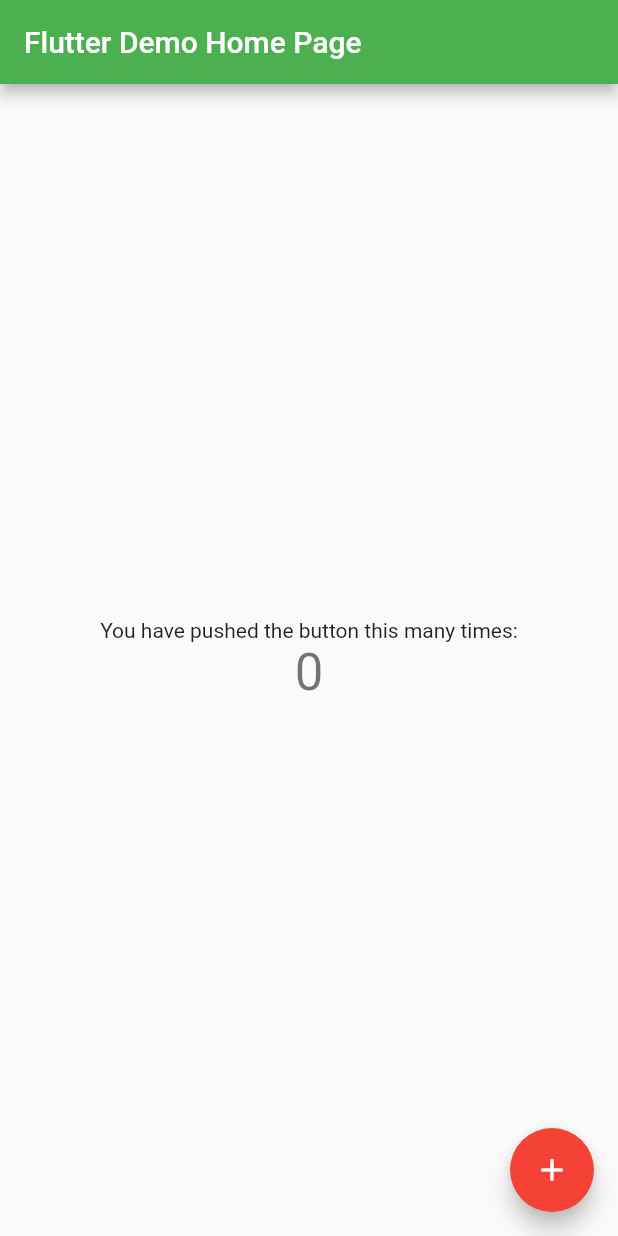
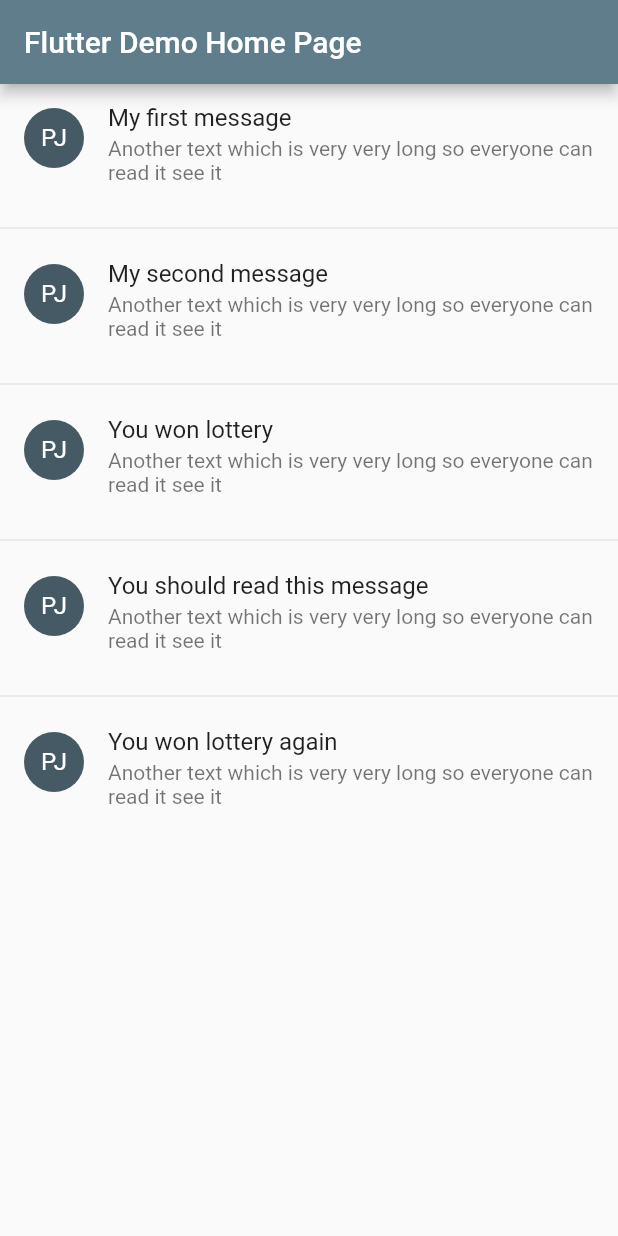
Before and after one commit to zaiste/flutter-in-practice-tutorial, a Flutter app: the screen it shows after launch, on a phone screen of 412 x 824 dp. Run offline on Flutter 3.47's test engine with Material 2 defaults, Android fonts, the phone set to English and light mode, and no system bars.

Commit message:
E04: Displaying Messages with ListView

```diff
--- a/lib/main.dart
+++ b/lib/main.dart
@@ -1,106 +1,54 @@
 import 'package:flutter/material.dart';
 
-void main() => runApp(MyApp());
+void main() => runApp(EmailApp());
 
-class MyApp extends StatelessWidget {
-  // This widget is the root of your application.
+class EmailApp extends StatelessWidget {
   @override
   Widget build(BuildContext context) {
     return MaterialApp(
       title: 'Flutter Demo',
-      theme: ThemeData(
-          // This is the theme of your application.
-          //
-          // Try running your application with "flutter run". You'll see the
-          // application has a blue toolbar. Then, without quitting the app, try
-          // changing the primarySwatch below to Colors.green and then invoke
-          // "hot reload" (press "r" in the console where you ran "flutter run",
-          // or simply save your changes to "hot reload" in a Flutter IDE).
-          // Notice that the counter didn't reset back to zero; the application
-          // is not restarted.
-          primarySwatch: Colors.green,
-          accentColor: Colors.red),
+      theme: ThemeData(primarySwatch: Colors.blueGrey, accentColor: Colors.red),
       home: MyHomePage(title: 'Flutter Demo Home Page'),
     );
   }
 }
 
-class MyHomePage extends StatefulWidget {
-  MyHomePage({Key key, this.title}) : super(key: key);
-
-  // This widget is the home page of your application. It is stateful, meaning
-  // that it has a State object (defined below) that contains fields that affect
-  // how it looks.
-
-  // This class is the configuration for the state. It holds the values (in this
-  // case the title) provided by the parent (in this case the App widget) and
-  // used by the build method of the State. Fields in a Widget subclass are
-  // always marked "final".
-
+class MyHomePage extends StatelessWidget {
   final String title;
 
-  @override
-  _MyHomePageState createState() => _MyHomePageState();
-}
+  var messages = const [
+    'My first message',
+    'My second message',
+    'You won lottery',
+    'You should read this message',
+    'You won lottery again'
+  ];
 
-class _MyHomePageState extends State<MyHomePage> {
-  int _counter = 0;
-
-  void _incrementCounter() {
-    setState(() {
-      _counter++;
-    });
-  }
+  MyHomePage({this.title});
 
   @override
   Widget build(BuildContext context) {
-    // This method is rerun every time setState is called, for instance as done
-    // by the _incrementCounter method above.
-    //
-    // The Flutter framework has been optimized to make rerunning build methods
-    // fast, so that you can just rebuild anything that needs updating rather
-    // than having to individually change instances of widgets.
     return Scaffold(
       appBar: AppBar(
-        // Here we take the value from the MyHomePage object that was created by
-        // the App.build method, and use it to set our appbar title.
-        title: Text(widget.title),
+        title: Text(this.title),
       ),
-      body: Center(
-        // Center is a layout widget. It takes a single child and positions it
-        // in the middle of the parent.
-        child: Column(
-          // Column is also layout widget. It takes a list of children and
-          // arranges them vertically. By default, it sizes itself to fit its
-          // children horizontally, and tries to be as tall as its parent.
-          //
-          // Invoke "debug painting" (press "p" in the console, choose the
-          // "Toggle Debug Paint" action from the Flutter Inspector in Android
-          // Studio, or the "Toggle Debug Paint" command in Visual Studio Code)
-          // to see the wireframe for each widget.
-          //
-          // Column has various properties to control how it sizes itself and
-          // how it positions its children. Here we use mainAxisAlignment to
-          // center the children vertically; the main axis here is the vertical
-          // axis because Columns are vertical (the cross axis would be
-          // horizontal).
-          mainAxisAlignment: MainAxisAlignment.center,
-          children: <Widget>[
-            Text(
-              'You have pushed the button this many times:',
+      body: ListView.separated(
+        itemCount: messages.length,
+        separatorBuilder: (context, index) => Divider(),
+        itemBuilder: (BuildContext context, int index) {
+          var title = messages[index];
+
+          return ListTile(
+            title: Text(title),
+            isThreeLine: true,
+            leading: CircleAvatar(
+              child: Text('PJ'),
             ),
-            Text(
-              '$_counter',
-              style: Theme.of(context).textTheme.display1,
-            ),
-          ],
-        ),
+            subtitle: Text(
+                'Another text which is very very long so everyone can read it see it'),
+          );
+        },
       ),
-      floatingActionButton: FloatingActionButton(
-        onPressed: _incrementCounter,
-        tooltip: 'Increment',
-        child: Icon(Icons.add),
-      ), // This trailing comma makes auto-formatting nicer for build methods.
     );
   }
 }
```
